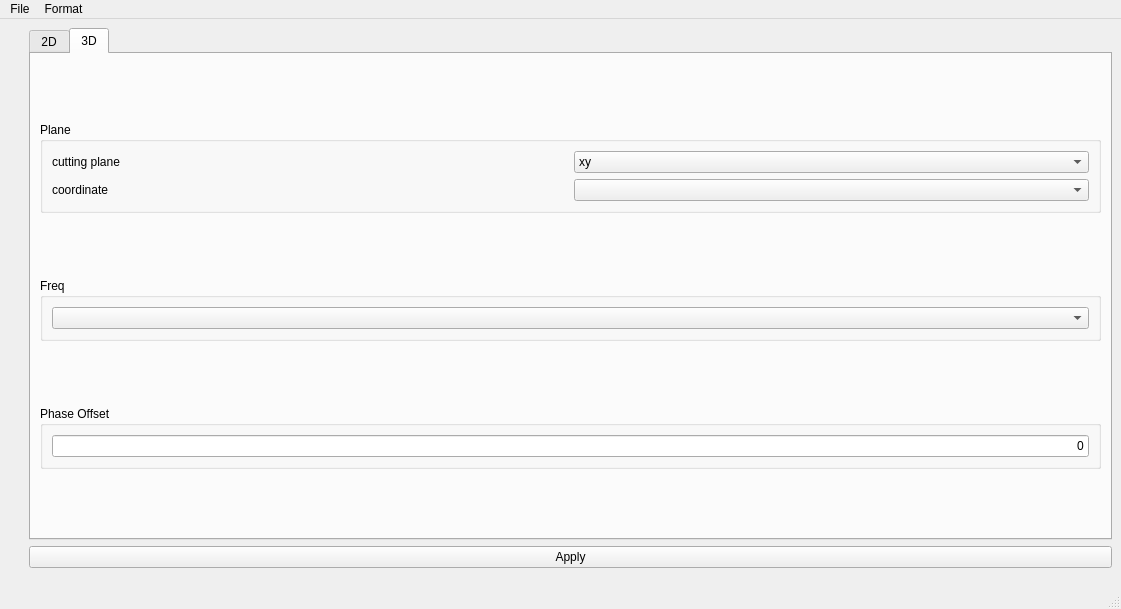
Above: ui/main_window.ui from yn4k4nishi/aemwel_viewer before the change. Below: the same form after it.
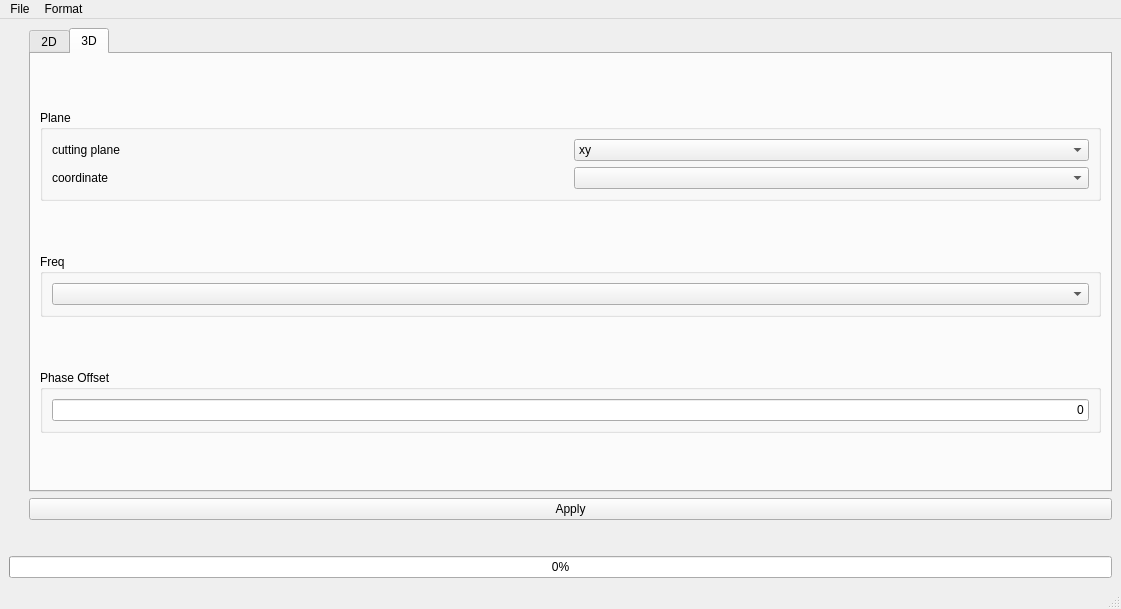
That is the form after the change.

The edit to the form file:
```diff
--- a/ui/main_window.ui
+++ b/ui/main_window.ui
@@ -14,7 +14,9 @@
    <string>AEMWEL Viewer</string>
   </property>
   <widget class="QWidget" name="centralwidget">
-   <layout class="QHBoxLayout" name="horizontalLayout">
+   <layout class="QVBoxLayout" name="verticalLayout_10">
+    <item>
+     <layout class="QHBoxLayout" name="horizontalLayout_4">
     <item>
      <layout class="QVBoxLayout" name="verticalLayout_plot">
       <property name="leftMargin">
@@ -224,6 +226,22 @@
        </widget>
       </item>
      </layout>
+      </item>
+     </layout>
+    </item>
+    <item>
+     <widget class="QLabel" name="label_path">
+      <property name="text">
+       <string/>
+      </property>
+     </widget>
+    </item>
+    <item>
+     <widget class="QProgressBar" name="progressBar">
+      <property name="value">
+       <number>0</number>
+      </property>
+     </widget>
     </item>
    </layout>
   </widget>
```
Lines whose indentation alone changed are shown as unchanged.
